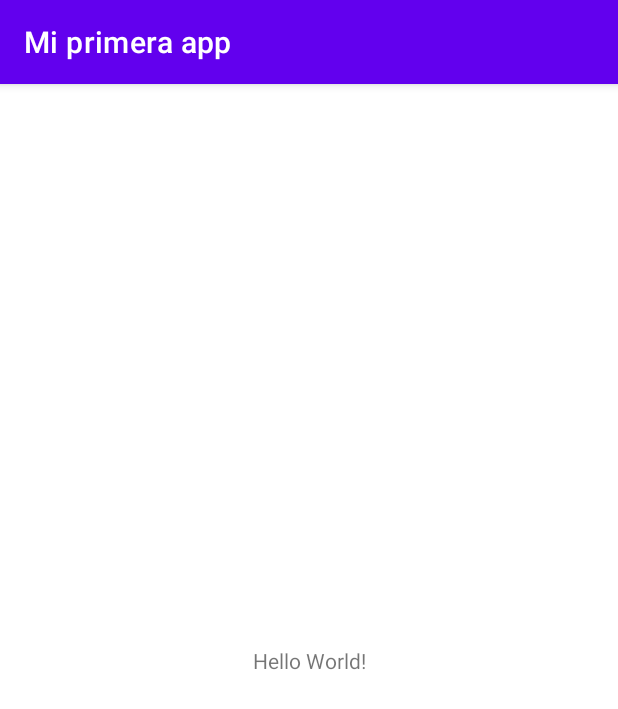
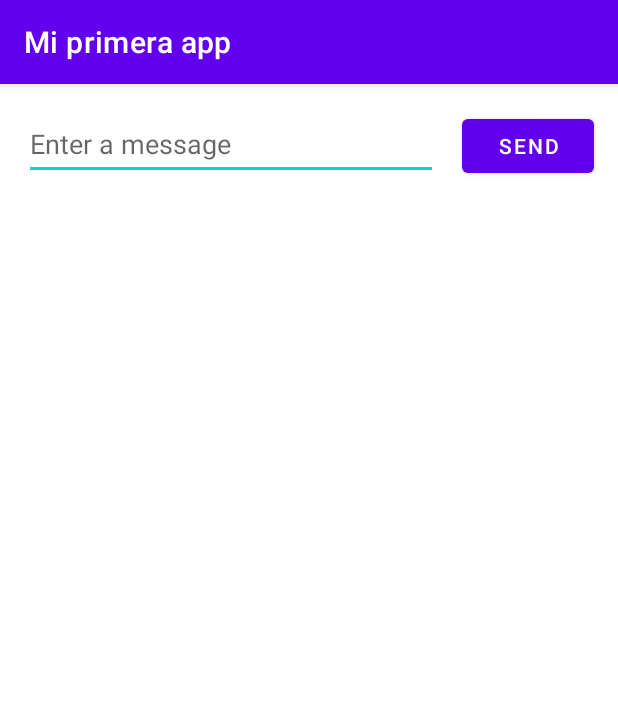
Before and after one commit to rmora-marquez/Mi-primera-app, an Android app: the screen it shows after launch (MainActivity), on a phone screen of 412 x 824 dp. Shown: the top 709 px of the screen. Run offline under Robolectric (Android 15) with nearby library versions, the phone set to English and light mode, and no system bars.

Commit message:
agregado interfaz y boton

```diff
--- a/app/src/main/java/edu/ieu/miprimeraapp/MainActivity.java
+++ b/app/src/main/java/edu/ieu/miprimeraapp/MainActivity.java
@@ -3,6 +3,7 @@ package edu.ieu.miprimeraapp;
 import androidx.appcompat.app.AppCompatActivity;
 
 import android.os.Bundle;
+import android.view.View;
 
 public class MainActivity extends AppCompatActivity {
 
@@ -11,4 +12,9 @@ public class MainActivity extends AppCompatActivity {
         super.onCreate(savedInstanceState);
         setContentView(R.layout.activity_main);
     }
+
+    /**/
+    public void sendMessage(View view){
+        System.out.println("hice click en el botón");
+    }
 }
--- a/app/src/main/res/layout/activity_main.xml
+++ b/app/src/main/res/layout/activity_main.xml
@@ -6,13 +6,31 @@
     android:layout_height="match_parent"
     tools:context=".MainActivity">
 
-    <TextView
+    <EditText
+        android:id="@+id/editTextTextPersonName"
+        android:layout_width="0dp"
+        android:layout_height="wrap_content"
+        android:layout_marginStart="16dp"
+        android:layout_marginTop="16dp"
+        android:ems="10"
+        android:hint="@string/edit_message"
+        android:inputType="textPersonName"
+        android:minHeight="48dp"
+        app:layout_constraintEnd_toStartOf="@+id/button"
+        app:layout_constraintHorizontal_bias="0.5"
+        app:layout_constraintStart_toStartOf="parent"
+        app:layout_constraintTop_toTopOf="parent" />
+
+    <Button
+        android:id="@+id/button"
         android:layout_width="wrap_content"
         android:layout_height="wrap_content"
-        android:text="Hello World!"
-        app:layout_constraintBottom_toBottomOf="parent"
-        app:layout_constraintLeft_toLeftOf="parent"
-        app:layout_constraintRight_toRightOf="parent"
-        app:layout_constraintTop_toTopOf="parent" />
-
+        android:layout_marginStart="16dp"
+        android:layout_marginEnd="16dp"
+        android:onClick="sendMessage"
+        android:text="@string/button_send"
+        app:layout_constraintBaseline_toBaselineOf="@+id/editTextTextPersonName"
+        app:layout_constraintEnd_toEndOf="parent"
+        app:layout_constraintHorizontal_bias="0.5"
+        app:layout_constraintStart_toEndOf="@+id/editTextTextPersonName" />
 </androidx.constraintlayout.widget.ConstraintLayout>
--- a/app/src/main/res/values/strings.xml
+++ b/app/src/main/res/values/strings.xml
@@ -1,3 +1,5 @@
 <resources>
     <string name="app_name">Mi primera app</string>
+    <string name="edit_message">Enter a message</string>
+    <string name="button_send">Send</string>
 </resources>
```
